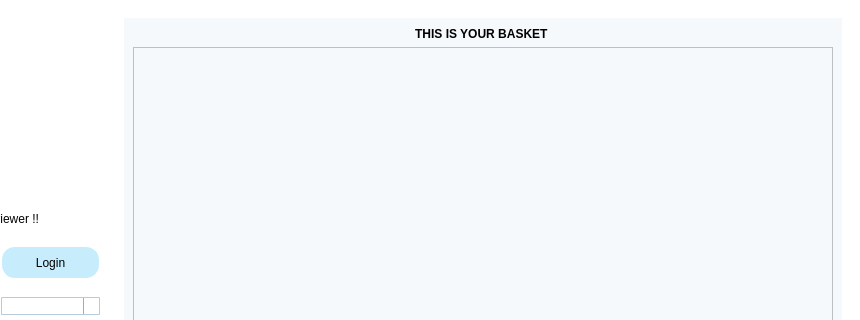
Qt form mainwindow.ui (huylenguyen806/ASS2) before a commit; both pictures show x 140 to 1000 and y 0 to 320 of the 1000 by 749 pixel window.
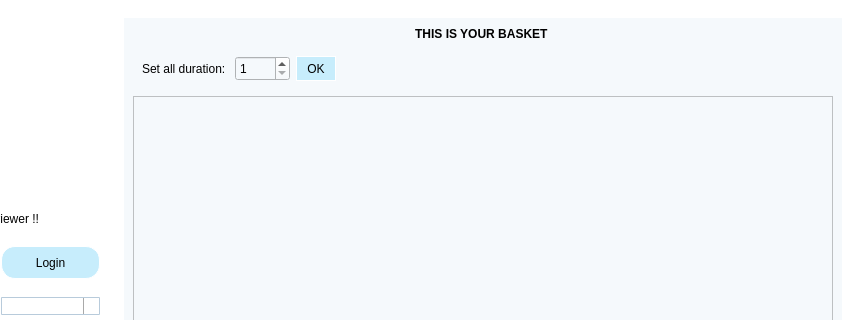
The same form after that commit. The open tabs and pages were chosen to show the change. Icons and pictures are not drawn.

```diff
--- a/mainwindow.ui
+++ b/mainwindow.ui
@@ -1098,6 +1098,96 @@
                 </property>
                </widget>
               </item>
+              <item>
+               <widget class="QWidget" name="widget_7" native="true">
+                <property name="minimumSize">
+                 <size>
+                  <width>0</width>
+                  <height>25</height>
+                 </size>
+                </property>
+                <property name="maximumSize">
+                 <size>
+                  <width>16777215</width>
+                  <height>45</height>
+                 </size>
+                </property>
+                <layout class="QHBoxLayout" name="horizontalLayout_6">
+                 <item>
+                  <widget class="QLabel" name="label_2">
+                   <property name="styleSheet">
+                    <string notr="true">font: 16pt &quot;Myriad Pro&quot;;</string>
+                   </property>
+                   <property name="text">
+                    <string>Set all duration: </string>
+                   </property>
+                  </widget>
+                 </item>
+                 <item>
+                  <widget class="QSpinBox" name="set_all_duration">
+                   <property name="minimumSize">
+                    <size>
+                     <width>55</width>
+                     <height>25</height>
+                    </size>
+                   </property>
+                   <property name="minimum">
+                    <number>1</number>
+                   </property>
+                   <property name="maximum">
+                    <number>30</number>
+                   </property>
+                  </widget>
+                 </item>
+                 <item>
+                  <widget class="QPushButton" name="pushButton_2">
+                   <property name="minimumSize">
+                    <size>
+                     <width>40</width>
+                     <height>25</height>
+                    </size>
+                   </property>
+                   <property name="styleSheet">
+                    <string notr="true">QPushButton {
+    background-color: rgb(199,237,252);
+    border-style: outset;
+    border-width: 1px;
+    border-radius: 14px;
+    border-color: white;
+	font:normal 200 14pt &quot;Myriad Pro&quot;;
+    max-width: 5em;
+    padding: 2px;
+}
+QPushButton:pressed {
+    background-color: rgb(178,231,250);
+    border-style: outset;
+}
+QPushButton:hover {
+    background-color: rgb(178,231,250);
+    border-style: inset;
+}</string>
+                   </property>
+                   <property name="text">
+                    <string>OK</string>
+                   </property>
+                  </widget>
+                 </item>
+                 <item>
+                  <spacer name="horizontalSpacer_12">
+                   <property name="orientation">
+                    <enum>Qt::Horizontal</enum>
+                   </property>
+                   <property name="sizeHint" stdset="0">
+                    <size>
+                     <width>421</width>
+                     <height>20</height>
+                    </size>
+                   </property>
+                  </spacer>
+                 </item>
+                </layout>
+               </widget>
+              </item>
               <item>
                <layout class="QHBoxLayout" name="horizontalLayout_47">
                 <item>
```
Left out of the diff: 112 changed lines with no effect on the pictures.
